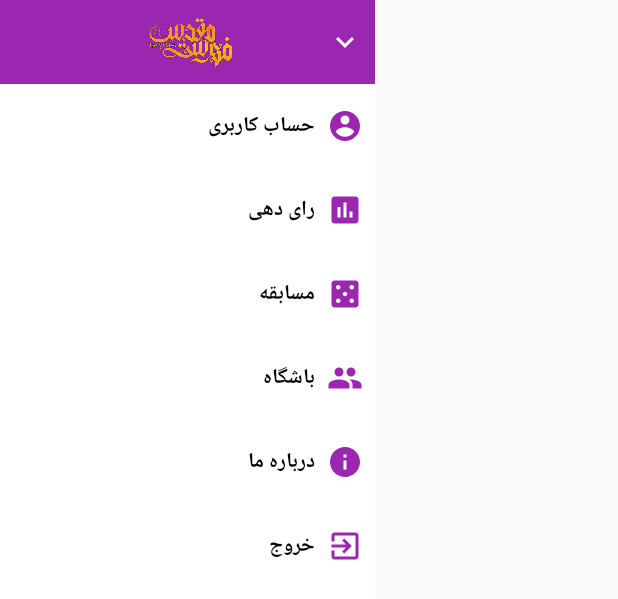
After one commit to salmanseifian/fazshow, an Android app: the layout home_menu.xml on its own in the app's theme, with its tools: preview values and no code run, on a phone screen of 412 x 824 dp. The commit adds this screen. Shown: the top 599 px of the screen. Run offline under Robolectric (Android 15) with nearby library versions, the phone set to English and light mode, and no system bars.

Commit message:
new: add home page fragment

```diff
--- a/app/build.gradle
+++ b/app/build.gradle
@@ -32,18 +32,23 @@ android {
         }
     }
 
+    flavorDimensions "tier"
     productFlavors {
 
         Faaz {
+            dimension "tier"
             applicationId "com.owjmedia.faaz"
             versionCode 1
             versionName "0.1.4"
+            buildConfigField "boolean", "HOME_SCREEN", "false"
         }
 
         Fehrest {
+            dimension "tier"
             applicationId "com.owjmedia.fehrest"
             versionCode 1
             versionName "1.0"
+            buildConfigField "boolean", "HOME_SCREEN", "true"
         }
     }
 }
--- a/app/src/main/AndroidManifest.xml
+++ b/app/src/main/AndroidManifest.xml
@@ -36,6 +36,9 @@
         <activity
             android:name=".about.AboutActivity"
             android:screenOrientation="portrait" />
+        <activity
+            android:name=".home.HomeActivity"
+            android:screenOrientation="portrait" />
 
         <meta-data
             android:name="io.fabric.ApiKey"
--- /dev/null
+++ b/app/src/main/res/layout/home_menu.xml
@@ -0,0 +1,130 @@
+<?xml version="1.0" encoding="utf-8"?>
+<FrameLayout xmlns:android="http://schemas.android.com/apk/res/android"
+    android:layout_width="250dp"
+    android:layout_height="match_parent"
+    android:layout_gravity="start">
+
+    <LinearLayout xmlns:android="http://schemas.android.com/apk/res/android"
+        android:id="@+id/bottom_sheet"
+        android:layout_width="match_parent"
+        android:layout_height="match_parent"
+        android:background="@color/colorWhite"
+        android:orientation="vertical">
+
+        <RelativeLayout
+            android:id="@+id/rl_header"
+            style="@style/MenuItem"
+            android:background="@color/colorPrimary">
+
+            <ImageView
+                android:id="@+id/img_logo"
+                android:layout_width="wrap_content"
+                android:layout_height="wrap_content"
+                android:layout_centerInParent="true"
+                android:src="@drawable/ic_logo_transparent" />
+
+            <ImageView
+                android:id="@+id/ic_hide_sheet"
+                style="@style/MenuItemIcon"
+                android:src="@drawable/ic_expand_more" />
+        </RelativeLayout>
+
+        <RelativeLayout
+            android:id="@+id/rl_profile"
+            style="@style/MenuItem">
+
+            <ImageView
+                android:id="@+id/img_account"
+                style="@style/MenuItemIcon"
+                android:src="@drawable/ic_account_circle" />
+
+            <com.owjmedia.faaz.general.utils.CustomWidgets.TypefacedTextView
+                android:id="@+id/txt_profile"
+                style="@style/MenuItemText"
+                android:layout_toLeftOf="@+id/img_account"
+                android:text="@string/profile" />
+        </RelativeLayout>
+
+        <RelativeLayout
+            android:id="@+id/rl_vote"
+            style="@style/MenuItem">
+
+            <ImageView
+                android:id="@+id/img_poll"
+                style="@style/MenuItemIcon"
+                android:src="@drawable/ic_poll" />
+
+            <com.owjmedia.faaz.general.utils.CustomWidgets.TypefacedTextView
+                android:id="@+id/txt_poll"
+                style="@style/MenuItemText"
+                android:layout_toLeftOf="@+id/img_poll"
+                android:text="@string/voting" />
+        </RelativeLayout>
+
+        <RelativeLayout
+            android:id="@+id/rl_competition"
+            style="@style/MenuItem">
+
+            <ImageView
+                android:id="@+id/img_competition"
+                style="@style/MenuItemIcon"
+                android:src="@drawable/ic_casino" />
+
+            <com.owjmedia.faaz.general.utils.CustomWidgets.TypefacedTextView
+                android:id="@+id/txt_competition"
+                style="@style/MenuItemText"
+                android:layout_toLeftOf="@+id/img_competition"
+                android:text="@string/competition" />
+        </RelativeLayout>
+
+        <RelativeLayout
+            android:id="@+id/rl_club"
+            style="@style/MenuItem">
+
+            <ImageView
+                android:id="@+id/img_club"
+                style="@style/MenuItemIcon"
+                android:src="@drawable/ic_group" />
+
+            <com.owjmedia.faaz.general.utils.CustomWidgets.TypefacedTextView
+                android:id="@+id/txt_club"
+                style="@style/MenuItemText"
+                android:layout_toLeftOf="@+id/img_club"
+                android:text="@string/club" />
+        </RelativeLayout>
+
+        <RelativeLayout
+            android:id="@+id/rl_info"
+            style="@style/MenuItem">
+
+            <ImageView
+                android:id="@+id/img_info"
+                style="@style/MenuItemIcon"
+                android:src="@drawable/ic_info" />
+
+            <com.owjmedia.faaz.general.utils.CustomWidgets.TypefacedTextView
+                android:id="@+id/txt_info"
+                style="@style/MenuItemText"
+                android:layout_toLeftOf="@+id/img_info"
+                android:text="@string/info" />
+        </RelativeLayout>
+
+        <RelativeLayout
+            android:id="@+id/rl_exit"
+            style="@style/MenuItem">
+
+            <ImageView
+                android:id="@+id/img_exit"
+                style="@style/MenuItemIcon"
+                android:src="@drawable/ic_exit_to_app" />
+
+            <com.owjmedia.faaz.general.utils.CustomWidgets.TypefacedTextView
+                android:id="@+id/txt_exit"
+                style="@style/MenuItemText"
+                android:layout_toLeftOf="@+id/img_exit"
+                android:text="@string/exit" />
+        </RelativeLayout>
+
+    </LinearLayout>
+
+</FrameLayout>
```
Also changed, not shown: app/src/main/java/com/owjmedia/faaz/general/SplashActivity.java (+7 -1 lines), app/src/main/java/com/owjmedia/faaz/home/HomeActivity.java (added, +92 -0 lines), app/src/main/res/layout/home_act.xml (added, +11 -0 lines), app/src/main/res/layout/home_app_bar.xml (added, +15 -0 lines).
